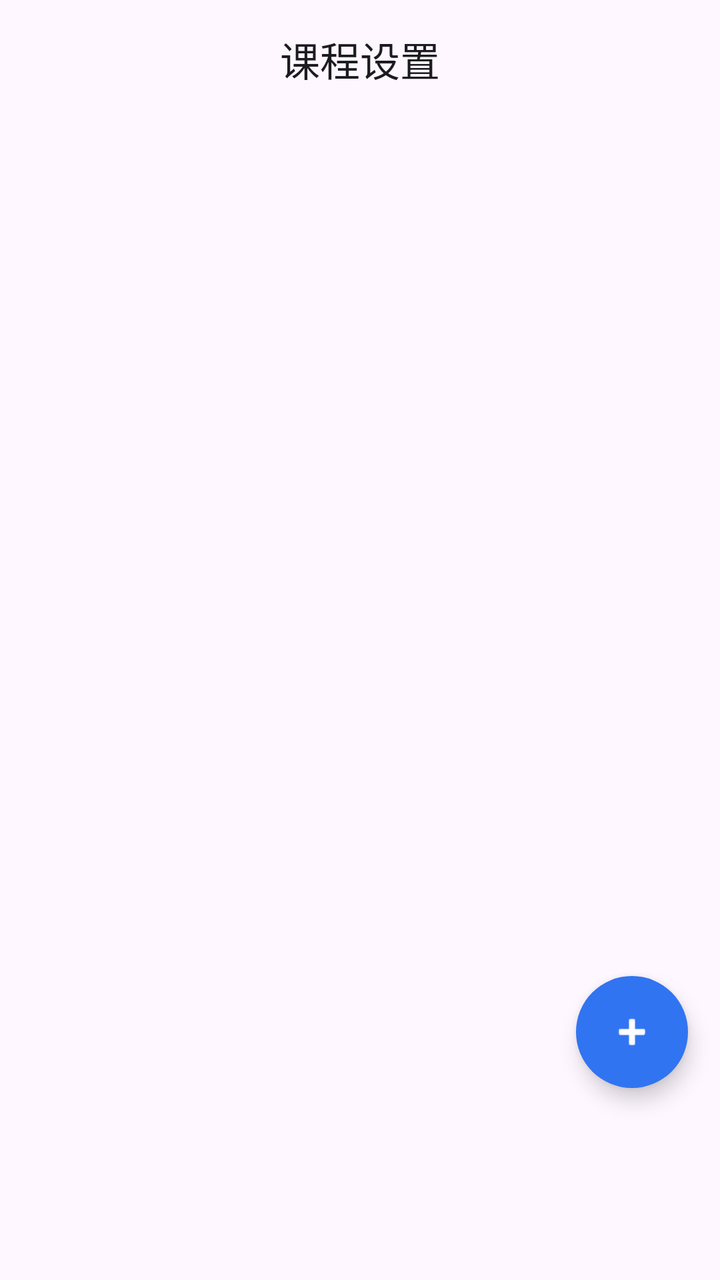
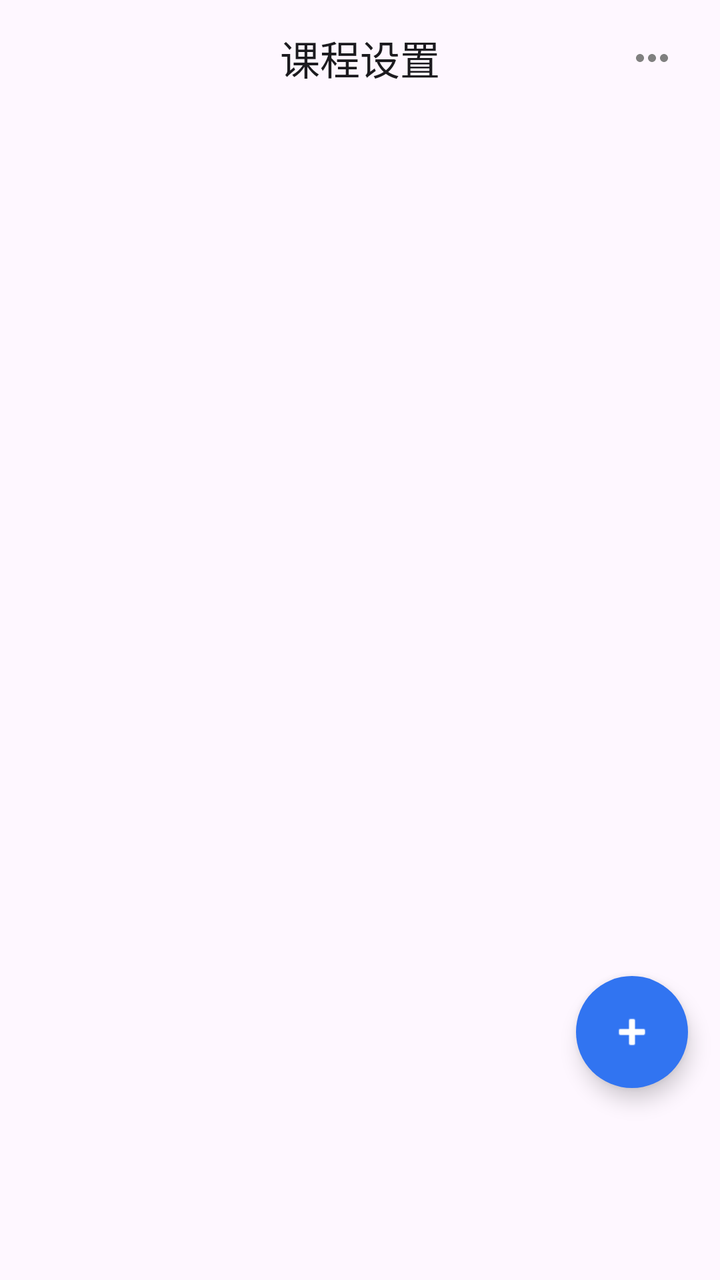

Two renders of the same Android screen: before a commit and after it. Below are the layout's source before the change and the commit's diff.
<!-- AndroidManifest.xml: application theme Theme.ClassSchedule -->
<!-- res/layout/activity_courses_setting.xml -->
<?xml version="1.0" encoding="utf-8"?>
<androidx.constraintlayout.widget.ConstraintLayout
        xmlns:android="http://schemas.android.com/apk/res/android"
        xmlns:tools="http://schemas.android.com/tools"
        xmlns:app="http://schemas.android.com/apk/res-auto"
        android:id="@+id/main"
        android:layout_width="match_parent"
        android:layout_height="match_parent"
        android:fitsSystemWindows="true"
        tools:context=".CoursesSettingActivity">
    <LinearLayout android:layout_width="match_parent" android:layout_height="match_parent"
                  android:orientation="vertical">
        <TextView android:layout_width="match_parent" android:layout_height="wrap_content"
                  android:text="@string/course_settings"
                  android:gravity="center"
                  android:textSize="20sp"
                  android:layout_marginTop="15dp"
                  android:textColor="@color/title_text" tools:ignore="MissingConstraints"/>

        <ScrollView android:layout_width="match_parent" android:layout_height="match_parent"
                    android:id="@+id/sv_courses" tools:ignore="MissingConstraints">
            <LinearLayout
                    android:id="@+id/ll_course_list"
                    android:layout_width="match_parent"
                    android:layout_height="wrap_content"
                    android:orientation="vertical"
                    android:padding="10dp" >
            </LinearLayout>
        </ScrollView>
    </LinearLayout>
    
    <TextView android:layout_width="match_parent" android:layout_height="wrap_content"
              android:id="@+id/tv_no_courses"
              android:text="@string/no_courses"
              android:gravity="center"
              android:textColor="@color/gray"
              android:visibility="gone"
              app:layout_constraintTop_toTopOf="parent"
              app:layout_constraintBottom_toBottomOf="parent"
              app:layout_constraintStart_toStartOf="parent"
              app:layout_constraintEnd_toEndOf="parent" />
    <androidx.constraintlayout.widget.Guideline
            android:id="@+id/guideline_bottom"
            android:layout_width="wrap_content"
            android:layout_height="wrap_content"
            android:orientation="horizontal"
            android:visibility="invisible"
            app:layout_constraintGuide_end="80dp" />
    <com.google.android.material.floatingactionbutton.FloatingActionButton
            android:id="@+id/btn_add_course"
            style="@style/Widget.Material3.FloatingActionButton.Primary"
            android:layout_width="wrap_content"
            android:layout_height="wrap_content"
            android:layout_marginEnd="16dp"
            android:layout_marginBottom="16dp"
            android:contentDescription="@string/add_course"
            app:srcCompat="@android:drawable/ic_input_add"
            app:tint="@color/white"
            app:backgroundTint="@color/main_theme"
            app:fabSize="normal"
            app:shapeAppearanceOverlay="@style/ShapeAppearance.Material3.Corner.Full"
            app:layout_constraintBottom_toBottomOf="parent"
            app:layout_constraintEnd_toEndOf="parent"
            app:elevation="6dp"
            app:layout_constraintBottom_toTopOf="@id/guideline_bottom"/>
</androidx.constraintlayout.widget.ConstraintLayout>
<!-- resources referenced by this layout -->
<resources>
  <color name="gray">#808080</color>
  <color name="main_theme">#3174F1</color>
  <color name="title_text">#1C1B1F</color>
  <color name="white">#FFFFFFFF</color>
  <string name="add_course">添加课程</string>
  <string name="course_settings">课程设置</string>
  <string name="no_courses">还没有课程哦</string>
  <style name="Theme.ClassSchedule" parent="Theme.Material3.DayNight.NoActionBar">
          
          <item name="colorPrimary">@color/purple_500</item>
          <item name="colorPrimaryVariant">@color/purple_700</item>
          <item name="colorOnPrimary">@color/white</item>
          
          <item name="colorSecondary">@color/teal_200</item>
          <item name="colorSecondaryVariant">@color/teal_700</item>
          <item name="colorOnSecondary">@color/black</item>
          
          <item name="android:statusBarColor">?attr/colorPrimaryVariant</item>
          
      </style>
  <color name="purple_500">#FF6200EE</color>
  <color name="purple_700">#FF3700B3</color>
  <color name="teal_200">#FF03DAC5</color>
  <color name="teal_700">#FF018786</color>
  <color name="black">#FF000000</color>
</resources>

<!-- the commit's change to res/layout/activity_courses_setting.xml (unified diff, before → after) -->
@@ -10,12 +10,33 @@
         tools:context=".CoursesSettingActivity">
     <LinearLayout android:layout_width="match_parent" android:layout_height="match_parent"
                   android:orientation="vertical">
-        <TextView android:layout_width="match_parent" android:layout_height="wrap_content"
-                  android:text="@string/course_settings"
-                  android:gravity="center"
-                  android:textSize="20sp"
-                  android:layout_marginTop="15dp"
-                  android:textColor="@color/title_text" tools:ignore="MissingConstraints"/>
+        <androidx.constraintlayout.widget.ConstraintLayout
+                android:layout_width="match_parent"
+                android:layout_height="wrap_content"
+                android:layout_marginTop="5dp">
+            <TextView
+                    android:id="@+id/tv_course_setting_title"
+                    android:layout_width="wrap_content"
+                    android:layout_height="wrap_content"
+                    android:text="@string/course_settings"
+                    android:textSize="20sp"
+                    android:textColor="@color/title_text"
+                    app:layout_constraintBottom_toBottomOf="parent"
+                    app:layout_constraintEnd_toEndOf="parent"
+                    app:layout_constraintStart_toStartOf="parent"
+                    app:layout_constraintTop_toTopOf="parent" />
+            <ImageButton
+                    android:id="@+id/btn_course_setting"
+                    android:layout_width="48dp"
+                    android:layout_height="48dp"
+                    android:layout_marginEnd="10dp"
+                    android:background="?attr/selectableItemBackgroundBorderless"
+                    android:src="@drawable/ic_more_horiz"
+                    app:layout_constraintBottom_toBottomOf="@id/tv_course_setting_title"
+                    app:layout_constraintEnd_toEndOf="parent"
+                    app:layout_constraintTop_toTopOf="@id/tv_course_setting_title"
+                    app:tint="@color/gray" />
+        </androidx.constraintlayout.widget.ConstraintLayout>
 
         <ScrollView android:layout_width="match_parent" android:layout_height="match_parent"
                     android:id="@+id/sv_courses" tools:ignore="MissingConstraints">
<!-- resource entries referenced after the edit -->
@@ -4,6 +4,18 @@
   <color name="main_theme">#3174F1</color>
   <color name="title_text">#1C1B1F</color>
   <color name="white">#FFFFFFFF</color>
+  <!-- drawable ic_more_horiz (drawable) -->
+  <?xml version="1.0" encoding="utf-8"?>
+  <vector xmlns:android="http://schemas.android.com/apk/res/android"
+          android:width="24dp"
+          android:height="24dp"
+          android:viewportWidth="24"
+          android:viewportHeight="24">
+      
+      <path
+              android:fillColor="#FF000000"
+              android:pathData="M6,10c-1.1,0 -2,0.9 -2,2s0.9,2 2,2s2,-0.9 2,-2S7.1,10 6,10zM18,10c-1.1,0 -2,0.9 -2,2s0.9,2 2,2s2,-0.9 2,-2S19.1,10 18,10zM12,10c-1.1,0 -2,0.9 -2,2s0.9,2 2,2s2,-0.9 2,-2S13.1,10 12,10z"/>
+  </vector>
   <string name="add_course">添加课程</string>
   <string name="course_settings">课程设置</string>
   <string name="no_courses">还没有课程哦</string>
